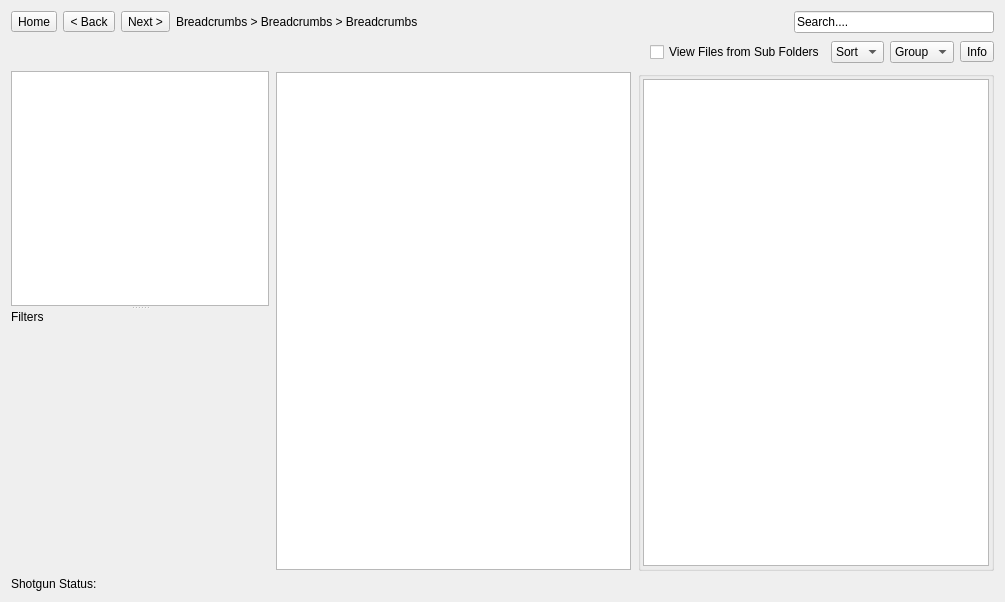
Old version of the form resources/dialog.ui in the repository shotgunsoftware/tk-multi-loader2.
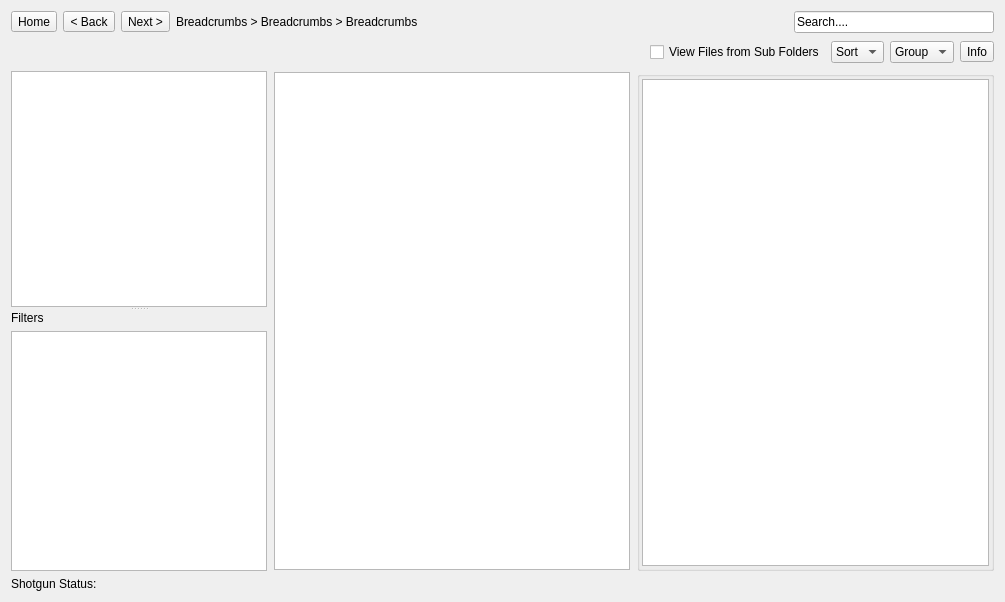
New version of the form. The open tabs and pages were chosen to show the change. Icons and pictures are not drawn.

Commit message: Basic publish loading

```diff
--- a/resources/dialog.ui
+++ b/resources/dialog.ui
@@ -163,41 +163,7 @@
         </widget>
        </item>
        <item>
-        <widget class="QStackedWidget" name="stackedWidget_2">
-         <property name="currentIndex">
-          <number>1</number>
-         </property>
-         <widget class="QWidget" name="publish_type_spinner_page">
-          <layout class="QVBoxLayout" name="verticalLayout_7">
-           <property name="margin">
-            <number>1</number>
-           </property>
-           <item>
-            <widget class="QLabel" name="publish_type_spinner">
-             <property name="text">
-              <string/>
-             </property>
-             <property name="pixmap">
-              <pixmap resource="resources.qrc">:/res/progress_bar_1.png</pixmap>
-             </property>
-             <property name="alignment">
-              <set>Qt::AlignCenter</set>
-             </property>
-            </widget>
-           </item>
-          </layout>
-         </widget>
-         <widget class="QWidget" name="publish_type_list_page">
-          <layout class="QVBoxLayout" name="verticalLayout_6">
-           <property name="margin">
-            <number>1</number>
-           </property>
-           <item>
-            <widget class="QListView" name="publish_type_list"/>
-           </item>
-          </layout>
-         </widget>
-        </widget>
+        <widget class="QListView" name="publish_type_list"/>
        </item>
       </layout>
      </widget>
@@ -214,7 +180,29 @@
         <number>1</number>
        </property>
        <item>
-        <widget class="QListView" name="publish_list"/>
+        <widget class="QListView" name="publish_list">
+         <property name="iconSize">
+          <size>
+           <width>200</width>
+           <height>200</height>
+          </size>
+         </property>
+         <property name="movement">
+          <enum>QListView::Static</enum>
+         </property>
+         <property name="resizeMode">
+          <enum>QListView::Adjust</enum>
+         </property>
+         <property name="layoutMode">
+          <enum>QListView::Batched</enum>
+         </property>
+         <property name="viewMode">
+          <enum>QListView::IconMode</enum>
+         </property>
+         <property name="wordWrap">
+          <bool>true</bool>
+         </property>
+        </widget>
        </item>
       </layout>
      </widget>
```
Left out of the diff: 2 changed lines with no effect on the pictures. The commit also changes 8 other files.
